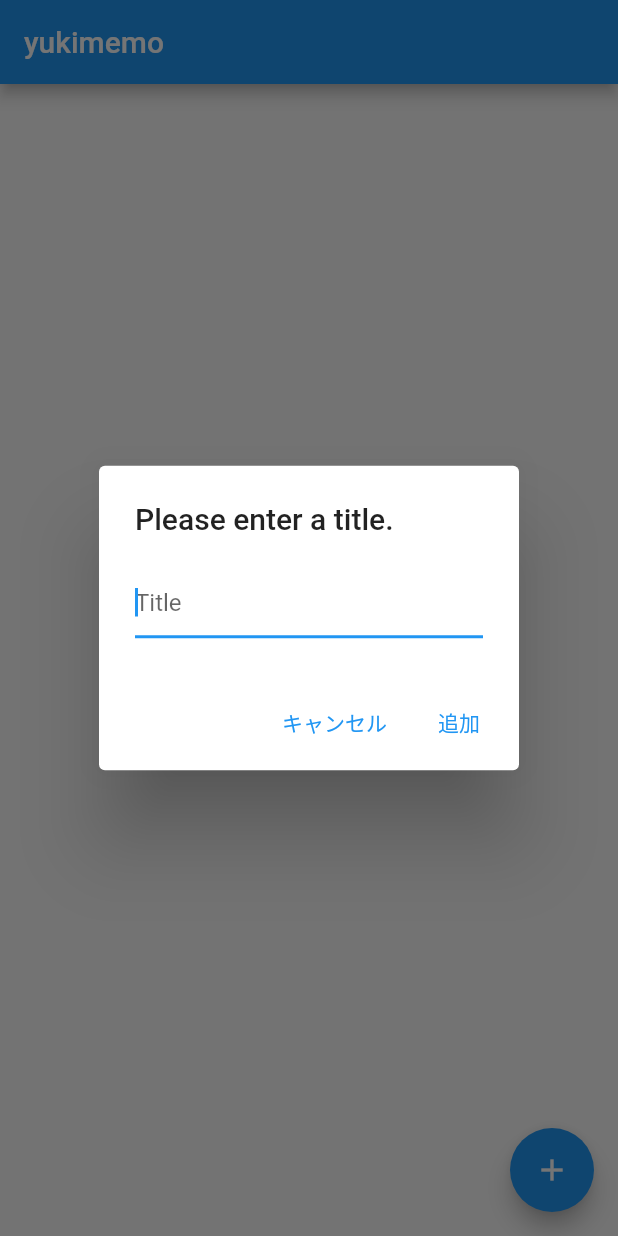
After one commit to kyuki3rain/yukimemo, a Flutter app: the MemoListPage screen opened directly, after a tap on the "add" icon, on a phone screen of 412 x 824 dp. The commit adds this screen. Run offline on Flutter 3.47's test engine with Material 2 defaults, Android fonts, the phone set to English and light mode, and no system bars; our stand-ins replace package_info_plus.

Commit message:
memoをmodelに変更&ダイアログ、メモリストページを分離

```diff
--- /dev/null
+++ b/lib/components/create_memo_dialog.dart
@@ -0,0 +1,45 @@
+import 'package:flutter/material.dart';
+import 'package:provider/provider.dart';
+import 'package:yukimemo/models/memo.dart';
+
+class CreateMemoDialog extends StatefulWidget {
+  const CreateMemoDialog({Key? key}) : super(key: key);
+
+  // createState()　で"State"（Stateを継承したクラス）を返す
+  @override
+  _CreateMemoDialogState createState() => _CreateMemoDialogState();
+}
+
+class _CreateMemoDialogState extends State<CreateMemoDialog> {
+  final TextEditingController _dataTextController = TextEditingController();
+
+  @override
+  Widget build(BuildContext context) {
+    return AlertDialog(
+        title: const Text(
+          'Please enter a title.',
+        ),
+        content: TextField(
+          controller: _dataTextController,
+          decoration: const InputDecoration(
+            hintText: 'Title',
+          ),
+          autofocus: true,
+        ),
+        actions: <Widget>[
+          TextButton(
+              child: const Text('キャンセル'),
+              onPressed: () {
+                Navigator.pop(context);
+              }),
+          Consumer<MemoModel>(builder: (context, memoData, _) {
+            return TextButton(
+                child: const Text('追加'),
+                onPressed: () {
+                  memoData.add(Memo(_dataTextController.text, ""));
+                  Navigator.pop(context);
+                });
+          }),
+        ]);
+  }
+}
--- a/lib/models/memo.dart
+++ b/lib/models/memo.dart
@@ -1,5 +1,28 @@
 import 'package:flutter/material.dart';
 
+class Memo {
+  final String title;
+  final String content;
+
+  Memo(this.title, this.content);
+}
+
 class MemoModel extends ChangeNotifier {
-  final List<Map<String, dynamic>> _listItems = [];
+  final List<Memo> _listItems = [];
+
+  int get length => _listItems.length;
+
+  Memo memo(int index) {
+    return _listItems[index];
+  }
+
+  void add(Memo memo) {
+    _listItems.add(memo);
+    notifyListeners();
+  }
+
+  void remove(int index) {
+    _listItems.removeAt(index);
+    notifyListeners();
+  }
 }
--- /dev/null
+++ b/lib/screens/memo_ilst.dart
@@ -0,0 +1,45 @@
+import 'package:flutter/material.dart';
+import 'package:provider/provider.dart';
+
+import '../components/create_memo_dialog.dart';
+import '../models/memo.dart';
+
+class MemoListPage extends StatelessWidget {
+  const MemoListPage({Key? key, required this.title}) : super(key: key);
+
+  final String title;
+
+  @override
+  Widget build(BuildContext context) {
+    return Scaffold(
+      appBar: AppBar(
+        title: Text(title),
+      ),
+      body: Consumer<MemoModel>(builder: (context, memoData, _) {
+        return ListView.builder(
+            itemCount: memoData.length,
+            itemBuilder: (context, index) {
+              return Card(
+                  child: ListTile(
+                title: Text(memoData.memo(index).title),
+                trailing: IconButton(
+                    icon: const Icon(Icons.delete_forever),
+                    onPressed: () {
+                      memoData.remove(index);
+                    }),
+              ));
+            });
+      }),
+      floatingActionButton: FloatingActionButton(
+        onPressed: () => showDialog(
+          context: context,
+          builder: (_) {
+            return const CreateMemoDialog();
+          },
+        ),
+        tooltip: 'Increment',
+        child: const Icon(Icons.add),
+      ),
+    );
+  }
+}
--- a/pubspec.yaml
+++ b/pubspec.yaml
@@ -13,6 +13,7 @@ dependencies:
   flutter_dotenv: ^5.0.2
   package_info_plus: ^1.4.0
   flutter_launcher_icons: ^0.9.2
+  provider: ^6.0.2
 
 dev_dependencies:
   flutter_test:
```
Also changed, not shown: lib/main.dart (+14 -85 lines), lib/misc/app_info.dart (deleted, +0 -15 lines), pubspec.lock.
